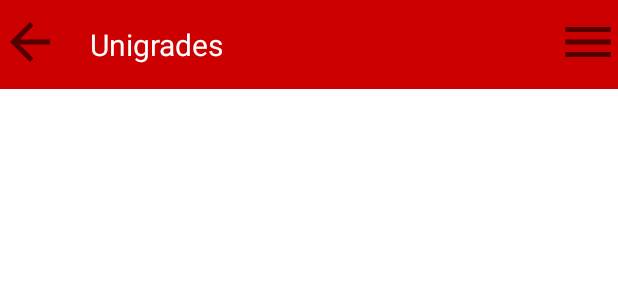
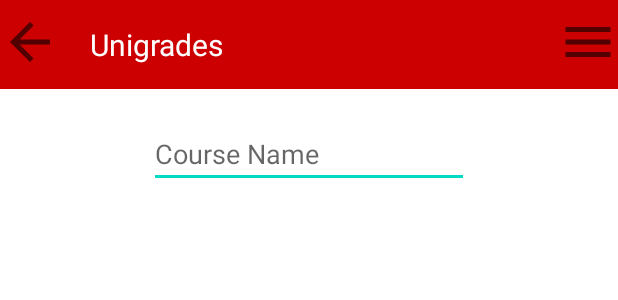
Before and after one commit to YetItMoves-MZ/Unigrades, an Android app: the layout activity_create_course.xml on its own in the app's theme, with its tools: preview values and no code run, on a phone screen of 412 x 824 dp. Shown: the top 300 px of the screen. Run offline under Robolectric (Android 15) with nearby library versions, the phone set to English and light mode, and no system bars.

Commit message:
implemented course creation for teacher.

```diff
--- a/app/src/main/res/layout/activity_create_course.xml
+++ b/app/src/main/res/layout/activity_create_course.xml
@@ -9,7 +9,30 @@
     <include
         android:id="@+id/include"
         layout="@layout/toolbar"
-        tools:layout_editor_absoluteX="-133dp"
-        tools:layout_editor_absoluteY="110dp" />
+        tools:layout_editor_absoluteX="-65dp"
+        tools:layout_editor_absoluteY="-41dp" />
+
+    <Button
+        android:id="@+id/createCourse_BUTTON_createCourse"
+        android:layout_width="wrap_content"
+        android:layout_height="wrap_content"
+        android:layout_marginTop="32dp"
+        android:text="Create"
+        app:layout_constraintEnd_toEndOf="@+id/createCourse_EDITTEXT_courseName"
+        app:layout_constraintStart_toStartOf="@+id/createCourse_EDITTEXT_courseName"
+        app:layout_constraintTop_toBottomOf="@+id/createCourse_EDITTEXT_courseName"
+        android:visibility="invisible"/>
+
+    <EditText
+        android:id="@+id/createCourse_EDITTEXT_courseName"
+        android:layout_width="wrap_content"
+        android:layout_height="wrap_content"
+        android:layout_marginTop="80dp"
+        android:ems="10"
+        android:hint="Course Name"
+        android:inputType="textPersonName"
+        app:layout_constraintEnd_toEndOf="parent"
+        app:layout_constraintStart_toStartOf="parent"
+        app:layout_constraintTop_toTopOf="parent" />
 
 </androidx.constraintlayout.widget.ConstraintLayout>
```
Also changed, not shown: app/src/main/java/com/example/unigrades/Account.java (+14 -3 lines), app/src/main/java/com/example/unigrades/Course.java (+28 -0 lines), app/src/main/java/com/example/unigrades/CreateCourseActivity.java (+56 -2 lines).
